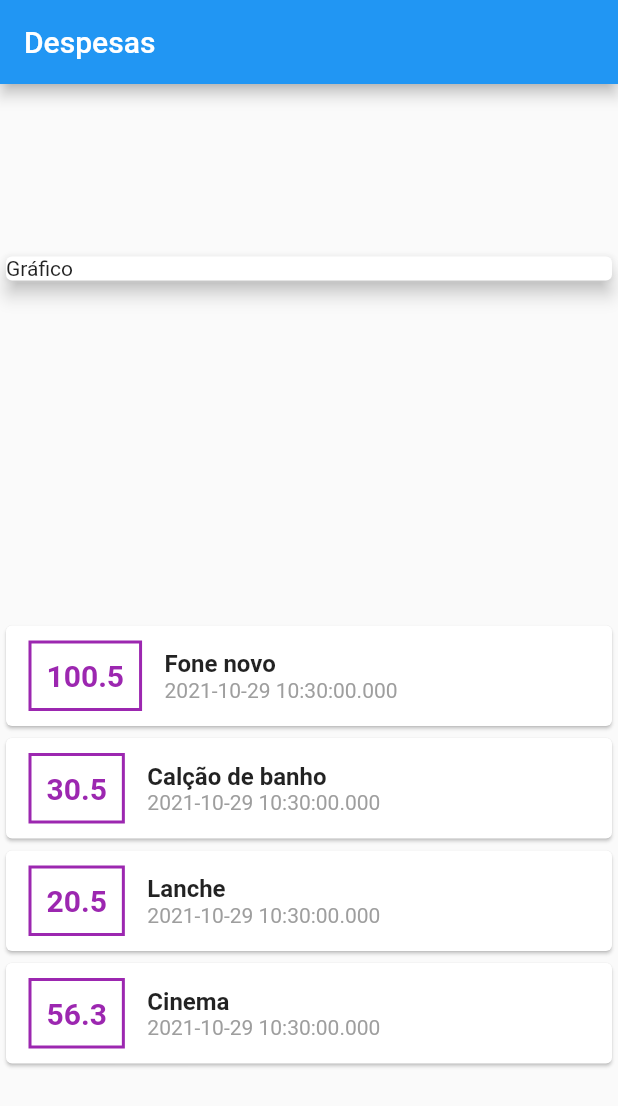
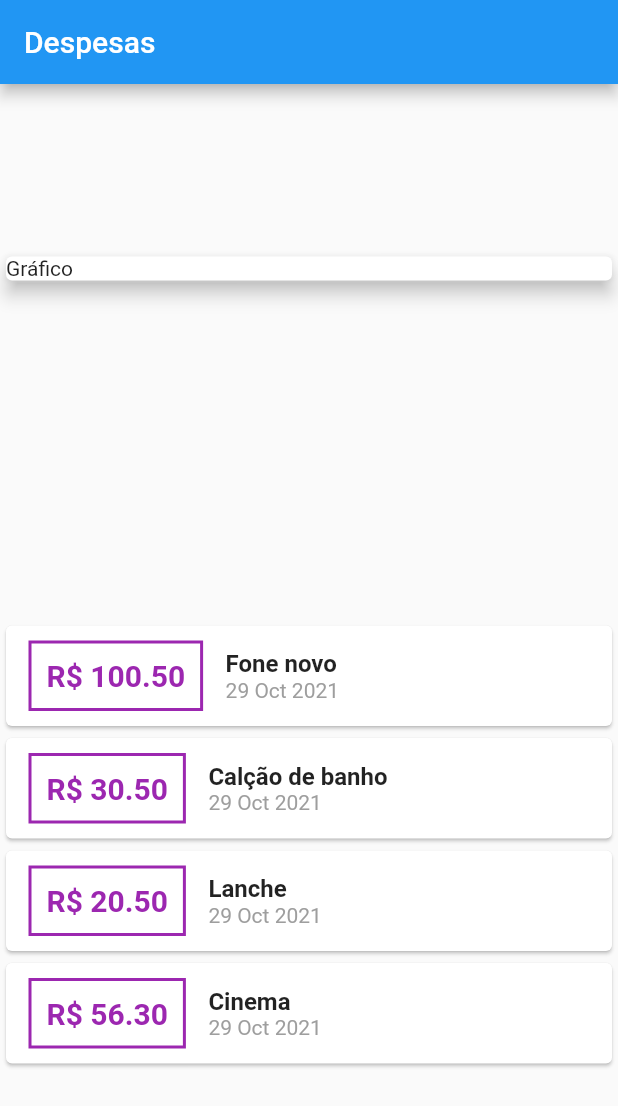
Before and after one commit to LeSales/expenses, a Flutter app: the screen it shows after launch, on a phone screen of 412 x 824 dp. Shown: the top 1106 px of the screen. Run offline on Flutter 3.47's test engine with Material 2 defaults, Android fonts, the phone set to English and light mode, and no system bars.

```diff
--- a/lib/screens/home/home_screen.dart
+++ b/lib/screens/home/home_screen.dart
@@ -2,6 +2,7 @@ import 'package:expenses/models/transactions.dart';
 import 'package:flutter/cupertino.dart';
 import 'package:flutter/material.dart';
 import 'package:flutter/painting.dart';
+import 'package:intl/intl.dart';
 
 class HomePage extends StatelessWidget {
   const HomePage({Key? key}) : super(key: key);
@@ -58,7 +59,7 @@ class HomePage extends StatelessWidget {
                         border: Border.all(color: Colors.purple, width: 2)),
                     padding: const EdgeInsets.all(10),
                     child: Text(
-                      tr.value.toString(),
+                      'R\$ ${tr.value.toStringAsFixed(2)}',
                       style: const TextStyle(
                         fontWeight: FontWeight.bold,
                         fontSize: 20,
@@ -76,7 +77,7 @@ class HomePage extends StatelessWidget {
                             fontSize: 16, fontWeight: FontWeight.bold),
                       ),
                       Text(
-                        tr.date.toString(),
+                        DateFormat('d MMM y').format(tr.date),
                         style: const TextStyle(color: Colors.grey),
                       )
                     ],
--- a/pubspec.yaml
+++ b/pubspec.yaml
@@ -34,6 +34,7 @@ dependencies:
   # The following adds the Cupertino Icons font to your application.
   # Use with the CupertinoIcons class for iOS style icons.
   cupertino_icons: ^1.0.2
+  intl: ^0.17.0
 
 dev_dependencies:
   flutter_test:
```
Also changed, not shown: pubspec.lock.
